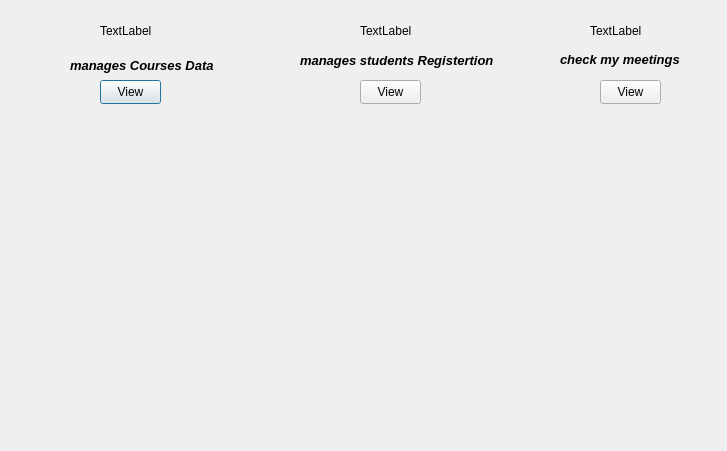
This is admin_page.ui in Dalia0Hassan/AUC-UCMS as Qt 5 draws it before an edit. The edited form follows.
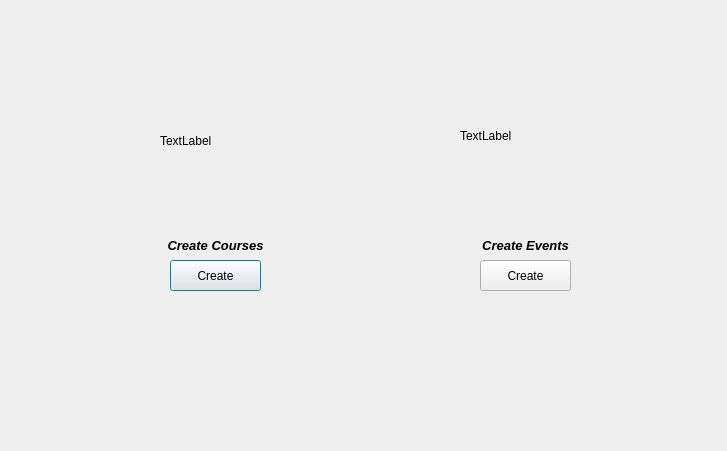
This is the edited form.

```diff
--- a/admin_page.ui
+++ b/admin_page.ui
@@ -13,78 +13,52 @@
   <property name="windowTitle">
    <string>Dialog</string>
   </property>
-  <widget class="QLabel" name="label_events">
-   <property name="geometry">
-    <rect>
-     <x>560</x>
-     <y>50</y>
-     <width>131</width>
-     <height>20</height>
-    </rect>
-   </property>
-   <property name="text">
-    <string>&lt;html&gt;&lt;head/&gt;&lt;body&gt;&lt;p&gt;&lt;span style=&quot; font-size:10pt; font-weight:700; font-style:italic;&quot;&gt;check my meetings&lt;/span&gt;&lt;/p&gt;&lt;/body&gt;&lt;/html&gt;</string>
-   </property>
-  </widget>
   <widget class="QLabel" name="label_schedules">
    <property name="geometry">
     <rect>
-     <x>300</x>
-     <y>50</y>
-     <width>201</width>
-     <height>21</height>
+     <x>420</x>
+     <y>230</y>
+     <width>211</width>
+     <height>31</height>
     </rect>
    </property>
    <property name="text">
-    <string>&lt;html&gt;&lt;head/&gt;&lt;body&gt;&lt;p&gt;&lt;span style=&quot; font-size:10pt; font-weight:700; font-style:italic;&quot;&gt;manages students Registertion&lt;/span&gt;&lt;/p&gt;&lt;/body&gt;&lt;/html&gt;</string>
-   </property>
-  </widget>
-  <widget class="QLabel" name="label_checkmeeetingsicon">
-   <property name="geometry">
-    <rect>
-     <x>590</x>
-     <y>10</y>
-     <width>51</width>
-     <height>41</height>
-    </rect>
-   </property>
-   <property name="text">
-    <string>TextLabel</string>
+    <string>&lt;html&gt;&lt;head/&gt;&lt;body&gt;&lt;p align=&quot;center&quot;&gt;&lt;span style=&quot; font-size:10pt; font-weight:700; font-style:italic;&quot;&gt;Create Events&lt;/span&gt;&lt;/p&gt;&lt;/body&gt;&lt;/html&gt;</string>
    </property>
   </widget>
   <widget class="QLabel" name="label_courses">
    <property name="geometry">
     <rect>
-     <x>70</x>
-     <y>50</y>
-     <width>201</width>
+     <x>110</x>
+     <y>230</y>
+     <width>211</width>
      <height>31</height>
     </rect>
    </property>
    <property name="text">
-    <string>&lt;html&gt;&lt;head/&gt;&lt;body&gt;&lt;p&gt;&lt;span style=&quot; font-size:10pt; font-weight:700; font-style:italic;&quot;&gt;manages Courses Data&lt;/span&gt;&lt;/p&gt;&lt;/body&gt;&lt;/html&gt;</string>
+    <string>&lt;html&gt;&lt;head/&gt;&lt;body&gt;&lt;p align=&quot;center&quot;&gt;&lt;span style=&quot; font-size:10pt; font-weight:700; font-style:italic;&quot;&gt;Create Courses&lt;/span&gt;&lt;/p&gt;&lt;/body&gt;&lt;/html&gt;</string>
    </property>
   </widget>
   <widget class="QPushButton" name="pushButton_courses">
    <property name="geometry">
     <rect>
-     <x>100</x>
-     <y>80</y>
-     <width>61</width>
-     <height>24</height>
+     <x>170</x>
+     <y>260</y>
+     <width>91</width>
+     <height>31</height>
     </rect>
    </property>
    <property name="text">
-    <string>View</string>
+    <string>Create</string>
    </property>
   </widget>
   <widget class="QLabel" name="label_managescourseicon">
    <property name="geometry">
     <rect>
-     <x>100</x>
-     <y>10</y>
-     <width>61</width>
-     <height>41</height>
+     <x>160</x>
+     <y>70</y>
+     <width>211</width>
+     <height>141</height>
     </rect>
    </property>
    <property name="text">
@@ -94,10 +68,10 @@
   <widget class="QLabel" name="label_managesregisteration">
    <property name="geometry">
     <rect>
-     <x>360</x>
-     <y>10</y>
-     <width>51</width>
-     <height>41</height>
+     <x>460</x>
+     <y>70</y>
+     <width>211</width>
+     <height>131</height>
     </rect>
    </property>
    <property name="text">
@@ -107,27 +81,14 @@
   <widget class="QPushButton" name="pushButton_events">
    <property name="geometry">
     <rect>
-     <x>600</x>
-     <y>80</y>
-     <width>61</width>
-     <height>24</height>
+     <x>480</x>
+     <y>260</y>
+     <width>91</width>
+     <height>31</height>
     </rect>
    </property>
    <property name="text">
-    <string>View</string>
-   </property>
-  </widget>
-  <widget class="QPushButton" name="pushButton_schedules">
-   <property name="geometry">
-    <rect>
-     <x>360</x>
-     <y>80</y>
-     <width>61</width>
-     <height>24</height>
-    </rect>
-   </property>
-   <property name="text">
-    <string>View</string>
+    <string>Create</string>
    </property>
   </widget>
  </widget>
```
